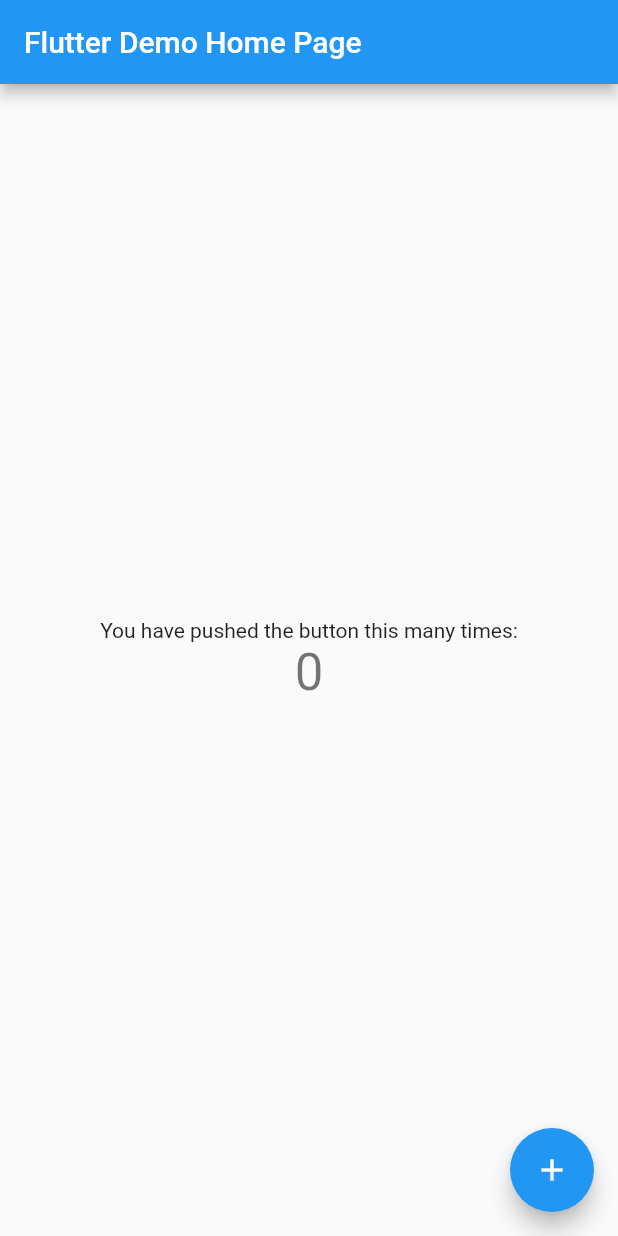
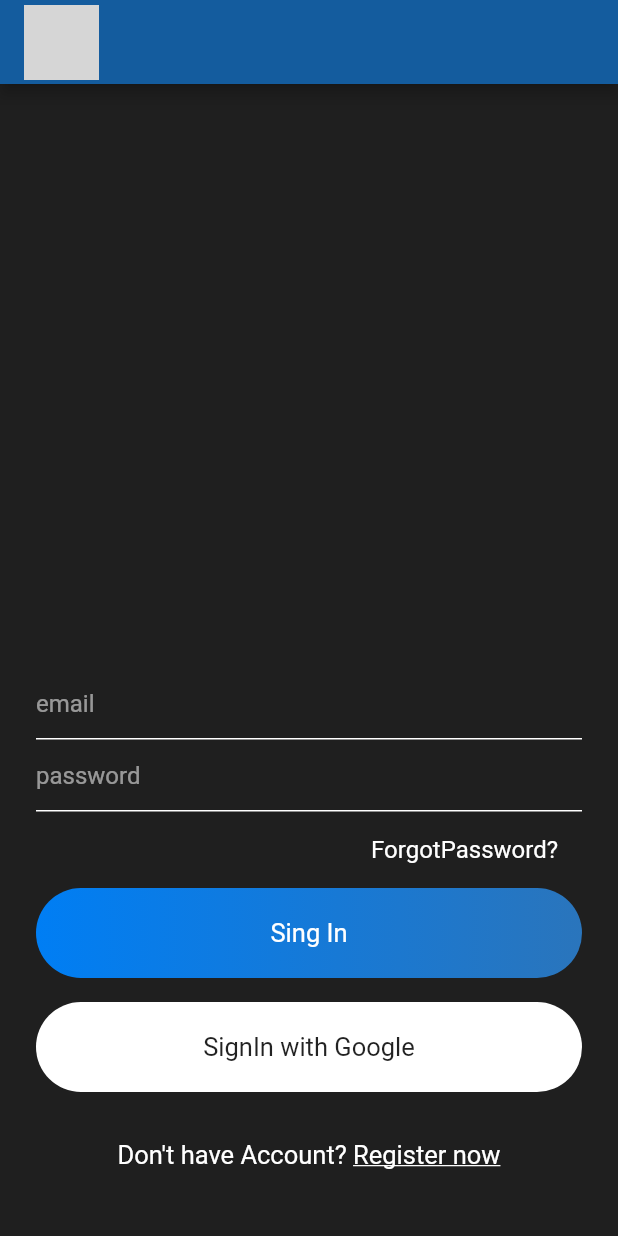
Before and after one commit to TumeloKg/MesengerApp, a Flutter app: the screen it shows after launch, on a phone screen of 412 x 824 dp. Run offline on Flutter 3.47's test engine with Material 2 defaults, Android fonts, the phone set to English and light mode, and no system bars; grey boxes are pictures that could not be loaded.

Commit message:
SignIn Ui

```diff
--- a/lib/main.dart
+++ b/lib/main.dart
@@ -1,4 +1,5 @@
 import 'package:flutter/material.dart';
+import 'package:messenger_app/views/signin.dart';
 
 void main() {
   runApp(MyApp());
@@ -10,108 +11,14 @@ class MyApp extends StatelessWidget {
   Widget build(BuildContext context) {
     return MaterialApp(
       title: 'Flutter Demo',
+      debugShowCheckedModeBanner: false,
       theme: ThemeData(
-        // This is the theme of your application.
-        //
-        // Try running your application with "flutter run". You'll see the
-        // application has a blue toolbar. Then, without quitting the app, try
-        // changing the primarySwatch below to Colors.green and then invoke
-        // "hot reload" (press "r" in the console where you ran "flutter run",
-        // or simply save your changes to "hot reload" in a Flutter IDE).
-        // Notice that the counter didn't reset back to zero; the application
-        // is not restarted.
+        primaryColor: Color(0xff145C9E),
+        scaffoldBackgroundColor: Color(0xff1F1F1F),
         primarySwatch: Colors.blue,
-        // This makes the visual density adapt to the platform that you run
-        // the app on. For desktop platforms, the controls will be smaller and
-        // closer together (more dense) than on mobile platforms.
         visualDensity: VisualDensity.adaptivePlatformDensity,
       ),
-      home: MyHomePage(title: 'Flutter Demo Home Page'),
+      home: SignIn(),
     );
   }
 }
-
-class MyHomePage extends StatefulWidget {
-  MyHomePage({Key key, this.title}) : super(key: key);
-
-  // This widget is the home page of your application. It is stateful, meaning
-  // that it has a State object (defined below) that contains fields that affect
-  // how it looks.
-
-  // This class is the configuration for the state. It holds the values (in this
-  // case the title) provided by the parent (in this case the App widget) and
-  // used by the build method of the State. Fields in a Widget subclass are
-  // always marked "final".
-
-  final String title;
-
-  @override
-  _MyHomePageState createState() => _MyHomePageState();
-}
-
-class _MyHomePageState extends State<MyHomePage> {
-  int _counter = 0;
-
-  void _incrementCounter() {
-    setState(() {
-      // This call to setState tells the Flutter framework that something has
-      // changed in this State, which causes it to rerun the build method below
-      // so that the display can reflect the updated values. If we changed
-      // _counter without calling setState(), then the build method would not be
-      // called again, and so nothing would appear to happen.
-      _counter++;
-    });
-  }
-
-  @override
-  Widget build(BuildContext context) {
-    // This method is rerun every time setState is called, for instance as done
-    // by the _incrementCounter method above.
-    //
-    // The Flutter framework has been optimized to make rerunning build methods
-    // fast, so that you can just rebuild anything that needs updating rather
-    // than having to individually change instances of widgets.
-    return Scaffold(
-      appBar: AppBar(
-        // Here we take the value from the MyHomePage object that was created by
-        // the App.build method, and use it to set our appbar title.
-        title: Text(widget.title),
-      ),
-      body: Center(
-        // Center is a layout widget. It takes a single child and positions it
-        // in the middle of the parent.
-        child: Column(
-          // Column is also a layout widget. It takes a list of children and
-          // arranges them vertically. By default, it sizes itself to fit its
-          // children horizontally, and tries to be as tall as its parent.
-          //
-          // Invoke "debug painting" (press "p" in the console, choose the
-          // "Toggle Debug Paint" action from the Flutter Inspector in Android
-          // Studio, or the "Toggle Debug Paint" command in Visual Studio Code)
-          // to see the wireframe for each widget.
-          //
-          // Column has various properties to control how it sizes itself and
-          // how it positions its children. Here we use mainAxisAlignment to
-          // center the children vertically; the main axis here is the vertical
-          // axis because Columns are vertical (the cross axis would be
-          // horizontal).
-          mainAxisAlignment: MainAxisAlignment.center,
-          children: <Widget>[
-            Text(
-              'You have pushed the button this many times:',
-            ),
-            Text(
-              '$_counter',
-              style: Theme.of(context).textTheme.headline4,
-            ),
-          ],
-        ),
-      ),
-      floatingActionButton: FloatingActionButton(
-        onPressed: _incrementCounter,
-        tooltip: 'Increment',
-        child: Icon(Icons.add),
-      ), // This trailing comma makes auto-formatting nicer for build methods.
-    );
-  }
-}
--- a/lib/views/signin.dart
+++ b/lib/views/signin.dart
@@ -0,0 +1,109 @@
+import 'package:flutter/material.dart';
+import 'package:messenger_app/widgets/widgets.dart';
+
+class SignIn extends StatefulWidget {
+  @override
+  _SignInState createState() => _SignInState();
+}
+
+class _SignInState extends State<SignIn> {
+  @override
+  Widget build(BuildContext context) {
+    return Scaffold(
+      appBar: appBarMain(context),
+      body: SingleChildScrollView(
+        child: Container(
+          height: MediaQuery.of(context).size.height - 50,
+          alignment: Alignment.bottomCenter,
+          child: Container(
+            padding: EdgeInsets.symmetric(horizontal: 24),
+            child: Column(
+              mainAxisSize: MainAxisSize.min,
+              children: [
+                TextField(
+                  style: simpleTextStyle(),
+                  decoration: textFieldInputDecoration("email"),
+                ),
+                TextField(
+                  style: simpleTextStyle(),
+                  decoration: textFieldInputDecoration("password"),
+                ),
+                SizedBox(
+                  height: 8,
+                ),
+                Container(
+                  alignment: Alignment.centerRight,
+                  child: Container(
+                    padding: EdgeInsets.symmetric(horizontal: 16, vertical: 8),
+                    child: Text(
+                      "ForgotPassword?",
+                      style: simpleTextStyle(),
+                    ),
+                  ),
+                ),
+                SizedBox(
+                  height: 8,
+                ),
+                Container(
+                  alignment: Alignment.center,
+                  width: MediaQuery.of(context).size.width,
+                  padding: EdgeInsets.symmetric(vertical: 20),
+                  decoration: BoxDecoration(
+                      gradient: LinearGradient(colors: [
+                        const Color(0xff007EF4),
+                        const Color(0xff2A75BC)
+                      ]),
+                      borderRadius: BorderRadius.circular(30)),
+                  child: Text(
+                    "Sing In",
+                    style: mediumTextStyle(),
+                  ),
+                ),
+                SizedBox(
+                  height: 16,
+                ),
+                Container(
+                  alignment: Alignment.center,
+                  width: MediaQuery.of(context).size.width,
+                  padding: EdgeInsets.symmetric(vertical: 20),
+                  decoration: BoxDecoration(
+                      color: Colors.white,
+                      borderRadius: BorderRadius.circular(30)),
+                  child: Text(
+                    "SignIn with Google",
+                    style: TextStyle(color: Colors.black87, fontSize: 17),
+                  ),
+                ),
+                SizedBox(
+                  height: 16,
+                ),
+                SizedBox(
+                  height: 16,
+                ),
+                Row(
+                  mainAxisAlignment: MainAxisAlignment.center,
+                  children: [
+                    Text(
+                      "Don't have Account? ",
+                      style: mediumTextStyle(),
+                    ),
+                    Text(
+                      "Register now",
+                      style: TextStyle(
+                          color: Colors.white,
+                          fontSize: 17,
+                          decoration: TextDecoration.underline),
+                    )
+                  ],
+                ),
+                SizedBox(
+                  height: 50,
+                ),
+              ],
+            ),
+          ),
+        ),
+      ),
+    );
+  }
+}
--- /dev/null
+++ b/lib/widgets/widgets.dart
@@ -0,0 +1,29 @@
+import 'package:flutter/material.dart';
+
+Widget appBarMain(BuildContext context) {
+  return AppBar(
+    title: Image.asset(
+      "assets/images/logo.png",
+      height: 50,
+    ),
+  );
+}
+
+InputDecoration textFieldInputDecoration(String hintText) {
+  return InputDecoration(
+      hintText: hintText,
+      hintStyle: TextStyle(color: Colors.white54),
+      focusedBorder: UnderlineInputBorder(
+        borderSide: BorderSide(color: Colors.white),
+      ),
+      enabledBorder:
+          UnderlineInputBorder(borderSide: BorderSide(color: Colors.white)));
+}
+
+TextStyle simpleTextStyle() {
+  return TextStyle(color: Colors.white, fontSize: 16);
+}
+
+TextStyle mediumTextStyle() {
+  return TextStyle(color: Colors.white, fontSize: 17);
+}
```
Also changed, not shown: pubspec.yaml (+27 -31 lines), assets/images/logo.png (added), lib/views/conversationScreen.dart (added).
